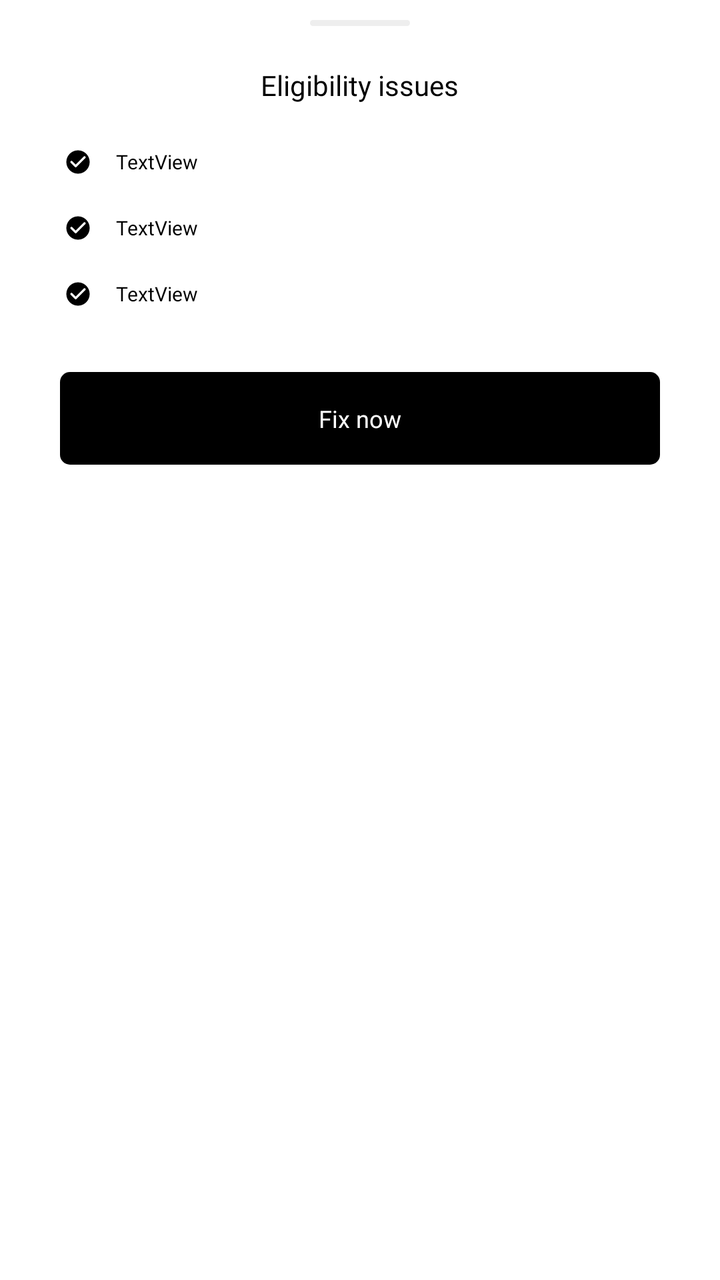
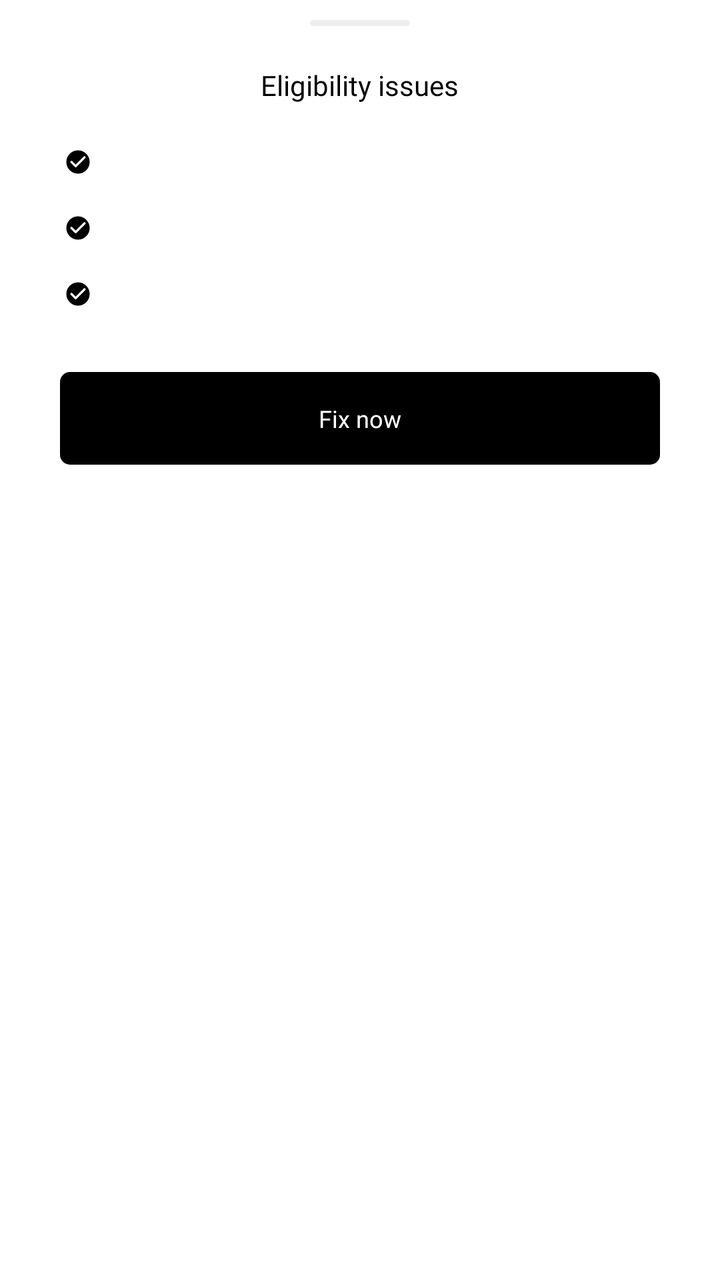

An Android layout rendered at two revisions. The XML below is the earlier revision; the diff shows what the commit changed to produce the second picture.
<!-- AndroidManifest.xml: application theme Theme.PrepNest -->
<!-- res/layout/eligibility_issues_sheetview.xml -->
<LinearLayout xmlns:android="http://schemas.android.com/apk/res/android"
    android:layout_width="match_parent"
    android:layout_height="match_parent"
    android:orientation="vertical">

    <LinearLayout
        android:id="@+id/container"
        android:layout_width="match_parent"
        android:layout_height="wrap_content"
        android:paddingBottom="20dp"
        android:background="#FFFFFF"
        android:orientation="vertical">

        <LinearLayout
            android:id="@+id/line"
            android:layout_width="50dp"
            android:layout_height="3dp"
            android:layout_marginTop="10dp"
            android:layout_marginBottom="20dp"
            android:padding="8dp"
            android:orientation="horizontal"
            android:layout_gravity="center_horizontal"
            android:background="@drawable/sheet_line_indicator" />

        <TextView
            android:id="@+id/title"
            android:focusable="false"
            android:layout_width="wrap_content"
            android:layout_height="wrap_content"
            android:layout_marginBottom="20dp"
            android:text="Eligibility issues"
            android:textSize="14sp"
            android:textColor="#000000"
            android:layout_gravity="center_horizontal"
            android:fontFamily="@font/bold" />

        <LinearLayout
            android:id="@+id/profile_eligibility"
            android:layout_width="match_parent"
            android:layout_height="wrap_content"
            android:layout_marginBottom="15dp"
            android:gravity="center_vertical"
            android:orientation="horizontal">

            <ImageView
                android:id="@+id/icon_status_profile"
                android:focusable="false"
                android:layout_width="18dp"
                android:layout_height="18dp"
                android:layout_marginLeft="30dp"
                android:layout_marginRight="10dp"
                android:padding="2dp"
                android:src="@drawable/icon_check_circle_round"
                android:scaleType="fitCenter" />

            <TextView
                android:id="@+id/profile_status_txt"
                android:focusable="false"
                android:layout_width="wrap_content"
                android:layout_height="wrap_content"
                android:text="TextView"
                android:textSize="10sp"
                android:textColor="#000000"
                android:fontFamily="@font/medium" />
        </LinearLayout>

        <LinearLayout
            android:id="@+id/email_eligibility"
            android:layout_width="match_parent"
            android:layout_height="wrap_content"
            android:layout_marginBottom="15dp"
            android:gravity="center_vertical"
            android:orientation="horizontal">

            <ImageView
                android:id="@+id/icon_status_email"
                android:focusable="false"
                android:layout_width="18dp"
                android:layout_height="18dp"
                android:layout_marginLeft="30dp"
                android:layout_marginRight="10dp"
                android:padding="2dp"
                android:src="@drawable/icon_check_circle_round"
                android:scaleType="fitCenter" />

            <TextView
                android:id="@+id/email_status_txt"
                android:focusable="false"
                android:layout_width="wrap_content"
                android:layout_height="wrap_content"
                android:text="TextView"
                android:textSize="10sp"
                android:textColor="#000000"
                android:fontFamily="@font/medium" />
        </LinearLayout>

        <LinearLayout
            android:id="@+id/phone_eligibility"
            android:layout_width="match_parent"
            android:layout_height="wrap_content"
            android:layout_marginBottom="30dp"
            android:gravity="center_vertical"
            android:orientation="horizontal">

            <ImageView
                android:id="@+id/icon_status_phone"
                android:focusable="false"
                android:layout_width="18dp"
                android:layout_height="18dp"
                android:layout_marginLeft="30dp"
                android:layout_marginRight="10dp"
                android:padding="2dp"
                android:src="@drawable/icon_check_circle_round"
                android:scaleType="fitCenter" />

            <TextView
                android:id="@+id/phone_status_txt"
                android:focusable="false"
                android:layout_width="wrap_content"
                android:layout_height="wrap_content"
                android:text="TextView"
                android:textSize="10sp"
                android:textColor="#000000"
                android:fontFamily="@font/medium" />
        </LinearLayout>

        <LinearLayout
            android:id="@+id/btn_fix"
            android:layout_width="match_parent"
            android:layout_height="wrap_content"
            android:layout_marginLeft="30dp"
            android:layout_marginRight="30dp"
            android:gravity="center_horizontal|center_vertical"
            android:orientation="horizontal"
            android:background="@drawable/ripple_bg_black">

            <TextView
                android:id="@+id/btn_fix_txt"
                android:focusable="false"
                android:layout_width="wrap_content"
                android:layout_height="wrap_content"
                android:layout_marginTop="15dp"
                android:layout_marginBottom="15dp"
                android:background="@android:color/transparent"
                android:text="Fix now"
                android:textSize="12sp"
                android:textColor="#FFFFFF"
                android:fontFamily="@font/bold" />
        </LinearLayout>
    </LinearLayout>
</LinearLayout>
<!-- resources referenced by this layout -->
<resources>
  <!-- drawable icon_check_circle_round (drawable-xhdpi) -->
  <?xml version='1.0' encoding='UTF-8' standalone='yes' ?>
  <vector xmlns:android="http://schemas.android.com/apk/res/android"
      android:width="48dp"
      android:height="48dp"
      android:viewportWidth="24.0"
      android:viewportHeight="24.0">
      <path
          android:pathData="M12 2C6.48 2 2 6.48 2 12s4.48 10 10 10s10-4.48 10-10S17.52 2 12 2zM9.29 16.29L5.7 12.7a.996.996 0 1 1 1.41-1.41L10 14.17l6.88-6.88a.996.996 0 1 1 1.41 1.41l-7.59 7.59a.996.996 0 0 1-1.41 0z"
          android:fillColor="#000000" />
  </vector>
  <!-- drawable ripple_bg_black (drawable) -->
  <?xml version="1.0" encoding="utf-8"?>
  <ripple xmlns:android="http://schemas.android.com/apk/res/android"
      android:color="@color/dark_ripple">
  
      <item android:drawable="@drawable/rounded_shape_black" />
  </ripple>
  <!-- drawable sheet_line_indicator (drawable) -->
  <?xml version="1.0" encoding="utf-8"?>
  <shape xmlns:android="http://schemas.android.com/apk/res/android"
      android:shape="rectangle">
  
      <solid android:color="#EEEEEE" />
  
      <corners android:radius="360px" />
  </shape>
  <style name="Theme.PrepNest" parent="Theme.MaterialComponents.DayNight.NoActionBar">
          
          <item name="colorPrimary">@color/colorPrimary</item>
          <item name="colorPrimaryVariant">@color/colorPrimaryVariant</item>
          <item name="colorOnPrimary">@color/colorOnPrimary</item>
          <item name="colorSecondary">@color/colorSecondary</item>
          <item name="colorSecondaryVariant">@color/colorSecondaryVariant</item>
          <item name="colorOnSecondary">@color/colorOnSecondary</item>
          
          <item name="android:colorBackground">@color/colorBackground</item>
          <item name="colorSurface">@color/colorSurface</item>
          <item name="colorOnSurface">@color/colorOnSurface</item>
          
          <item name="colorError">@color/colorError</item>
          <item name="colorOnError">@color/colorOnError</item>
          
  
          
  
          <item name="android:windowTranslucentStatus">false</item>
          <item name="android:windowContentOverlay">@null</item>
          <item name="android:windowBackground">@color/white</item>
  
          <item name="android:windowDrawsSystemBarBackgrounds">true</item>
          <item name="colorControlActivated">@color/colorSecondary</item>
          <item name="colorControlHighlight">@color/colorSecondaryVariant</item>
          <item name="android:textColorHighlight">@color/colorSecondaryVariant</item>
          <item name="android:navigationBarColor">@android:color/white</item>
          <item name="android:enforceNavigationBarContrast">false</item>
      </style>
  <color name="dark_ripple">#212121</color>
  <!-- drawable rounded_shape_black (drawable) -->
  <?xml version="1.0" encoding="utf-8"?>
  <shape xmlns:android="http://schemas.android.com/apk/res/android"
      android:shape="rectangle">
  
      <solid android:color="@color/black" />
  
      <corners android:radius="15px" />
  </shape>
  <color name="colorPrimary">#FFFFFF</color>
  <color name="colorPrimaryVariant">#FFFFFF</color>
  <color name="colorOnPrimary">#000000</color>
  <color name="colorSecondary">#000000</color>
  <color name="colorSecondaryVariant">#54000000</color>
  <color name="colorOnSecondary">#FFFFFF</color>
  <color name="colorBackground">#FFFFFF</color>
  <color name="colorSurface">#FFFFFF</color>
  <color name="colorOnSurface">#000000</color>
  <color name="colorError">#B00020</color>
  <color name="colorOnError">#FFFFFF</color>
  <color name="white">#FFFFFF</color>
  <color name="black">#000000</color>
</resources>

<!-- the commit's change to res/layout/eligibility_issues_sheetview.xml (unified diff, before → after) -->
@@ -1,151 +1,146 @@
 <LinearLayout xmlns:android="http://schemas.android.com/apk/res/android"
+    xmlns:tools="http://schemas.android.com/tools"
+    android:id="@+id/container"
     android:layout_width="match_parent"
-    android:layout_height="match_parent"
-    android:orientation="vertical">
+    android:layout_height="wrap_content"
+    android:background="#FFFFFF"
+    android:orientation="vertical"
+    android:paddingBottom="20dp">
 
     <LinearLayout
-        android:id="@+id/container"
+        android:id="@+id/line"
+        android:layout_width="50dp"
+        android:layout_height="3dp"
+        android:layout_gravity="center_horizontal"
+        android:layout_marginTop="10dp"
+        android:layout_marginBottom="20dp"
+        android:background="@drawable/sheet_line_indicator"
+        android:orientation="horizontal"
+        android:padding="8dp" />
+
+    <TextView
+        android:id="@+id/title"
+        android:layout_width="wrap_content"
+        android:layout_height="wrap_content"
+        android:layout_gravity="center_horizontal"
+        android:layout_marginBottom="20dp"
+        android:focusable="false"
+        android:fontFamily="@font/bold"
+        android:text="@string/eligibility_issues"
+        android:textColor="#000000"
+        android:textSize="14sp" />
+
+    <LinearLayout
+        android:id="@+id/profile_eligibility"
         android:layout_width="match_parent"
         android:layout_height="wrap_content"
-        android:paddingBottom="20dp"
-        android:background="#FFFFFF"
-        android:orientation="vertical">
+        android:layout_marginBottom="15dp"
+        android:gravity="center_vertical"
+        android:orientation="horizontal">
 
-        <LinearLayout
-            android:id="@+id/line"
-            android:layout_width="50dp"
-            android:layout_height="3dp"
-            android:layout_marginTop="10dp"
-            android:layout_marginBottom="20dp"
-            android:padding="8dp"
-            android:orientation="horizontal"
-            android:layout_gravity="center_horizontal"
-            android:background="@drawable/sheet_line_indicator" />
+        <ImageView
+            android:id="@+id/icon_status_profile"
+            android:layout_width="18dp"
+            android:layout_height="18dp"
+            android:layout_marginStart="30dp"
+            android:layout_marginEnd="10dp"
+            android:focusable="false"
+            android:padding="2dp"
+            android:scaleType="fitCenter"
+            android:src="@drawable/icon_check_circle_round" />
 
         <TextView
-            android:id="@+id/title"
-            android:focusable="false"
+            android:id="@+id/profile_status_txt"
             android:layout_width="wrap_content"
             android:layout_height="wrap_content"
-            android:layout_marginBottom="20dp"
-            android:text="Eligibility issues"
-            android:textSize="14sp"
+            android:focusable="false"
+            android:fontFamily="@font/medium"
             android:textColor="#000000"
-            android:layout_gravity="center_horizontal"
-            android:fontFamily="@font/bold" />
+            android:textSize="10sp"
+            tools:ignore="SmallSp" />
+    </LinearLayout>
 
-        <LinearLayout
-            android:id="@+id/profile_eligibility"
-            android:layout_width="match_parent"
+    <LinearLayout
+        android:id="@+id/email_eligibility"
+        android:layout_width="match_parent"
+        android:layout_height="wrap_content"
+        android:layout_marginBottom="15dp"
+        android:gravity="center_vertical"
+        android:orientation="horizontal">
+
+        <ImageView
+            android:id="@+id/icon_status_email"
+            android:layout_width="18dp"
+            android:layout_height="18dp"
+            android:layout_marginStart="30dp"
+            android:layout_marginEnd="10dp"
+            android:focusable="false"
+            android:padding="2dp"
+            android:scaleType="fitCenter"
+            android:src="@drawable/icon_check_circle_round" />
+
+        <TextView
+            android:id="@+id/email_status_txt"
+            android:layout_width="wrap_content"
             android:layout_height="wrap_content"
+            android:focusable="false"
+            android:fontFamily="@font/medium"
+            android:textColor="#000000"
+            android:textSize="10sp"
+            tools:ignore="SmallSp" />
+    </LinearLayout>
+
+    <LinearLayout
+        android:id="@+id/phone_eligibility"
+        android:layout_width="match_parent"
+        android:layout_height="wrap_content"
+        android:layout_marginBottom="30dp"
+        android:gravity="center_vertical"
+        android:orientation="horizontal">
+
+        <ImageView
+            android:id="@+id/icon_status_phone"
+            android:layout_width="18dp"
+            android:layout_height="18dp"
+            android:layout_marginStart="30dp"
+            android:layout_marginEnd="10dp"
+            android:focusable="false"
+            android:padding="2dp"
+            android:scaleType="fitCenter"
+            android:src="@drawable/icon_check_circle_round" />
+
+        <TextView
+            android:id="@+id/phone_status_txt"
+            android:layout_width="wrap_content"
+            android:layout_height="wrap_content"
+            android:focusable="false"
+            android:fontFamily="@font/medium"
+            android:textColor="#000000"
+            android:textSize="10sp"
+            tools:ignore="SmallSp" />
+    </LinearLayout>
+
+    <LinearLayout
+        android:id="@+id/btn_fix"
+        android:layout_width="match_parent"
+        android:layout_height="wrap_content"
+        android:layout_marginLeft="30dp"
+        android:layout_marginRight="30dp"
+        android:background="@drawable/ripple_bg_black"
+        android:gravity="center_horizontal|center_vertical"
+        android:orientation="horizontal">
+
+        <TextView
+            android:id="@+id/btn_fix_txt"
+            android:layout_width="wrap_content"
+            android:layout_height="wrap_content"
+            android:layout_marginTop="15dp"
             android:layout_marginBottom="15dp"
-            android:gravity="center_vertical"
-            android:orientation="horizontal">
-
-            <ImageView
-                android:id="@+id/icon_status_profile"
-                android:focusable="false"
-                android:layout_width="18dp"
-                android:layout_height="18dp"
-                android:layout_marginLeft="30dp"
-                android:layout_marginRight="10dp"
-                android:padding="2dp"
-                android:src="@drawable/icon_check_circle_round"
-                android:scaleType="fitCenter" />
-
-            <TextView
-                android:id="@+id/profile_status_txt"
-                android:focusable="false"
-                android:layout_width="wrap_content"
-                android:layout_height="wrap_content"
-                android:text="TextView"
-                android:textSize="10sp"
-                android:textColor="#000000"
-                android:fontFamily="@font/medium" />
-        </LinearLayout>
-
-        <LinearLayout
-            android:id="@+id/email_eligibility"
-            android:layout_width="match_parent"
-            android:layout_height="wrap_content"
-            android:layout_marginBottom="15dp"
-            android:gravity="center_vertical"
-            android:orientation="horizontal">
-
-            <ImageView
-                android:id="@+id/icon_status_email"
-                android:focusable="false"
-                android:layout_width="18dp"
-                android:layout_height="18dp"
-                android:layout_marginLeft="30dp"
-                android:layout_marginRight="10dp"
-                android:padding="2dp"
-                android:src="@drawable/icon_check_circle_round"
-                android:scaleType="fitCenter" />
-
-            <TextView
-                android:id="@+id/email_status_txt"
-                android:focusable="false"
-                android:layout_width="wrap_content"
-                android:layout_height="wrap_content"
-                android:text="TextView"
-                android:textSize="10sp"
-                android:textColor="#000000"
-                android:fontFamily="@font/medium" />
-        </LinearLayout>
-
-        <LinearLayout
-            android:id="@+id/phone_eligibility"
-            android:layout_width="match_parent"
-            android:layout_height="wrap_content"
-            android:layout_marginBottom="30dp"
-            android:gravity="center_vertical"
-            android:orientation="horizontal">
-
-            <ImageView
-                android:id="@+id/icon_status_phone"
-                android:focusable="false"
-                android:layout_width="18dp"
-                android:layout_height="18dp"
-                android:layout_marginLeft="30dp"
-                android:layout_marginRight="10dp"
-                android:padding="2dp"
-                android:src="@drawable/icon_check_circle_round"
-                android:scaleType="fitCenter" />
-
-            <TextView
-                android:id="@+id/phone_status_txt"
-                android:focusable="false"
-                android:layout_width="wrap_content"
-                android:layout_height="wrap_content"
-                android:text="TextView"
-                android:textSize="10sp"
-                android:textColor="#000000"
-                android:fontFamily="@font/medium" />
-        </LinearLayout>
-
-        <LinearLayout
-            android:id="@+id/btn_fix"
-            android:layout_width="match_parent"
-            android:layout_height="wrap_content"
-            android:layout_marginLeft="30dp"
-            android:layout_marginRight="30dp"
-            android:gravity="center_horizontal|center_vertical"
-            android:orientation="horizontal"
-            android:background="@drawable/ripple_bg_black">
-
-            <TextView
-                android:id="@+id/btn_fix_txt"
-                android:focusable="false"
-                android:layout_width="wrap_content"
-                android:layout_height="wrap_content"
-                android:layout_marginTop="15dp"
-                android:layout_marginBottom="15dp"
-                android:background="@android:color/transparent"
-                android:text="Fix now"
-                android:textSize="12sp"
-                android:textColor="#FFFFFF"
-                android:fontFamily="@font/bold" />
-        </LinearLayout>
+            android:background="@android:color/transparent"
+            android:focusable="false"
+            android:fontFamily="@font/bold"
+            android:text="@string/fix_now"
+            android:textColor="#FFFFFF"
+            android:textSize="12sp" />
     </LinearLayout>
 </LinearLayout>
<!-- resource entries referenced after the edit -->
@@ -27,6 +27,8 @@
   
       <corners android:radius="360px" />
   </shape>
+  <string name="eligibility_issues">Eligibility issues</string>
+  <string name="fix_now">Fix now</string>
   <style name="Theme.PrepNest" parent="Theme.MaterialComponents.DayNight.NoActionBar">
           
           <item name="colorPrimary">@color/colorPrimary</item>
@@ -54,7 +56,6 @@
           <item name="colorControlActivated">@color/colorSecondary</item>
           <item name="colorControlHighlight">@color/colorSecondaryVariant</item>
           <item name="android:textColorHighlight">@color/colorSecondaryVariant</item>
-          <item name="android:navigationBarColor">@android:color/white</item>
           <item name="android:enforceNavigationBarContrast">false</item>
       </style>
   <color name="dark_ripple">#212121</color>
